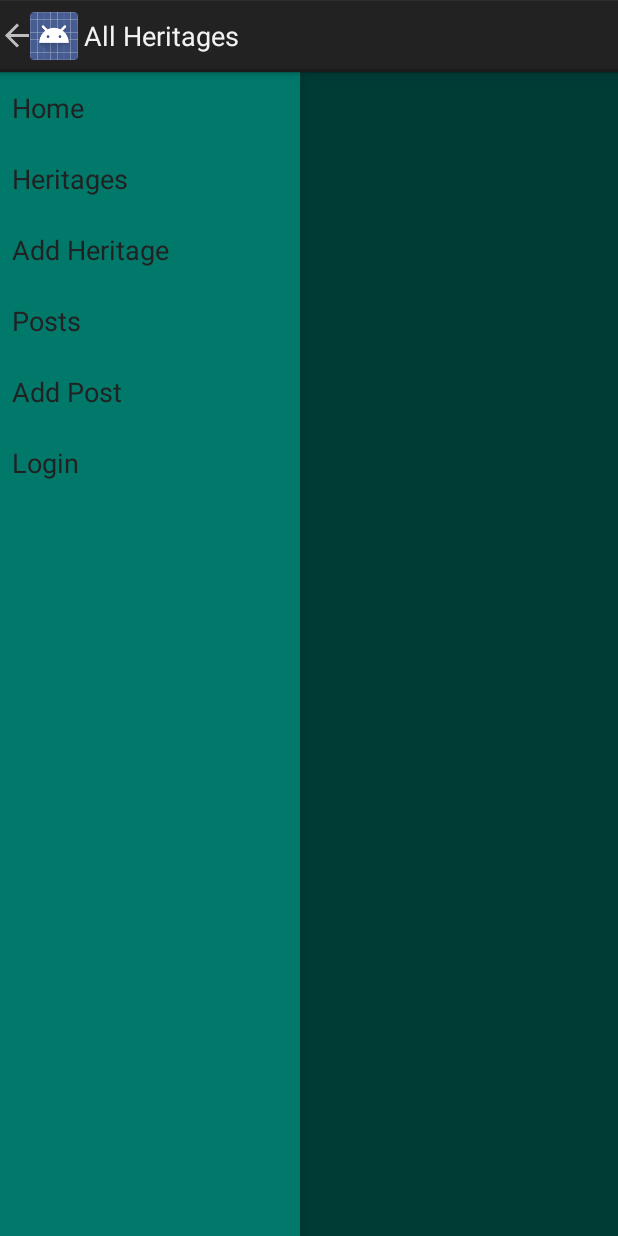
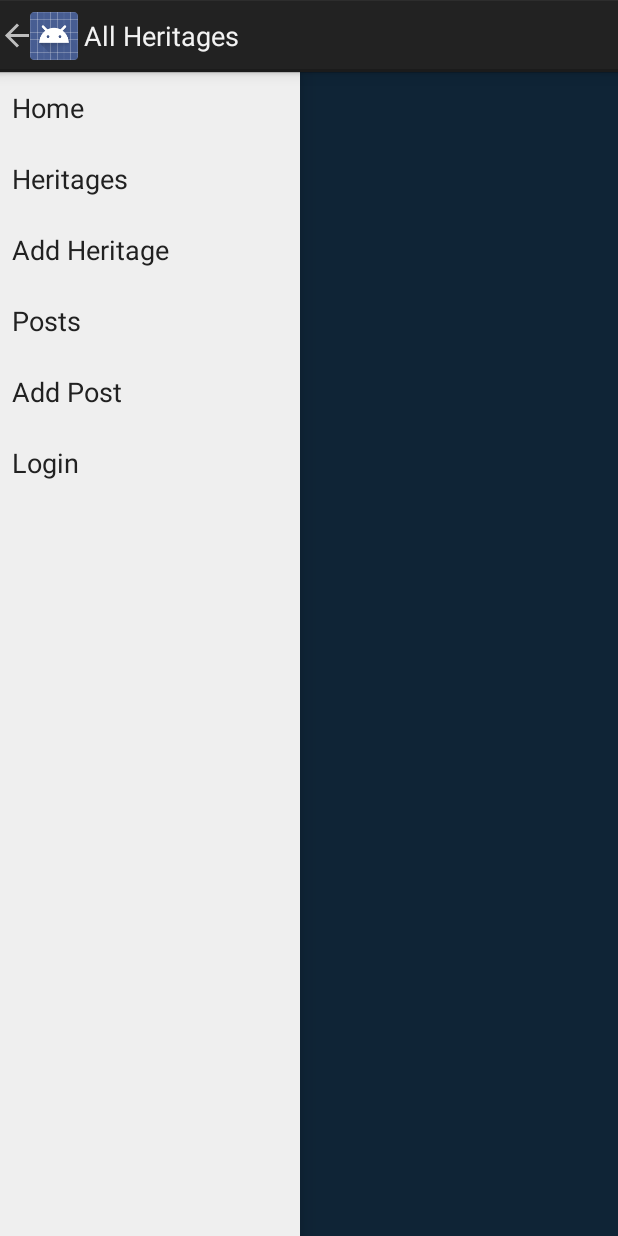
Before and after one commit to bounswe/bounswe2015group8, an Android app: the screen it shows after launch (MainActivity), with the side drawer open, on a phone screen of 412 x 824 dp. Run offline under Robolectric (Android 15) with nearby library versions, the phone set to English and light mode, and no system bars; libraries missing offline, so code that uses them is left out: org.springframework.http, org.springframework.web; 1 statement that could not run was skipped.

Commit message:
Minor design changes to posts and heritages. Changed app colors to the one currently used by the web.

```diff
--- a/android/app/src/main/java/com/cmpe/bounswe2015group8/westory/front/PostsFragment.java
+++ b/android/app/src/main/java/com/cmpe/bounswe2015group8/westory/front/PostsFragment.java
@@ -66,7 +66,7 @@ public class PostsFragment extends NamedFragment {
             TextView tvSeeHeritages = (TextView) v.findViewById(R.id.tvPostSmallSeeHeritages);
             final Post p = getItem(position);
             tvTitle.setText(p.getTitle());
-            tvOwner.setText(""+p.getOwnerId());
+            tvOwner.setText(getResources().getString(R.string.generic_by)+" "+p.getOwnerId());
             tvCreationDate.setText(p.getPostDate());
             tvContent.setText(p.getContent());
             tvSeeHeritages.setOnClickListener(new View.OnClickListener() {
--- a/android/app/src/main/res/layout/activity_main.xml
+++ b/android/app/src/main/res/layout/activity_main.xml
@@ -20,7 +20,7 @@
         android:layout_width="200dp"
         android:layout_height="match_parent"
         android:layout_gravity="start"
-        android:background="@color/primary_dark"
+        android:background="@color/accent"
         android:choiceMode="singleChoice"
         android:divider="@android:color/transparent"
         android:dividerHeight="0dp" />
--- a/android/app/src/main/res/layout/fragment_heritages.xml
+++ b/android/app/src/main/res/layout/fragment_heritages.xml
@@ -7,5 +7,6 @@
         android:id="@+id/lvHeritages"
         android:layout_width="match_parent"
         android:layout_height="wrap_content"
-        android:layout_gravity="center_horizontal" />
+        android:layout_gravity="center_horizontal"
+        android:dividerHeight="5dp"/>
 </LinearLayout>
--- a/android/app/src/main/res/layout/fragment_login.xml
+++ b/android/app/src/main/res/layout/fragment_login.xml
@@ -46,7 +46,7 @@
                 android:layout_width="fill_parent"
                 android:layout_height="wrap_content"
                 android:layout_marginTop="20dp"
-                android:background="@color/accent_dark"
+                android:background="@color/accent"
                 android:text="@string/btn_login"
                 android:textColor="@color/primary_text"/>
 
--- a/android/app/src/main/res/values/colors.xml
+++ b/android/app/src/main/res/values/colors.xml
@@ -1,10 +1,10 @@
 <?xml version="1.0" encoding="utf-8"?>
 <resources>
-    <color name="primary">#009688</color>
+    <color name="primary">#265A88</color>
     <color name="primary_dark">#00796B</color>
-    <color name="primary_light">#B2DFDB</color>
+    <color name="primary_light">#C5CAE9</color>
     <color name="accent_dark">#E64A19</color>
-    <color name="accent">#FF5722</color>
+    <color name="accent">#EFEFEF</color>
     <color name="accent_light">#FF7766</color>
     <color name="orange">#F57C00</color>
     <color name="primary_text">#212121</color>
--- a/android/app/src/main/res/values/strings.xml
+++ b/android/app/src/main/res/values/strings.xml
@@ -35,6 +35,7 @@
     <string name="generic_owner">Creator:</string>
     <string name="generic_title">Title:</string>
     <string name="generic_content">Content:</string>
+    <string name="generic_by">by </string>
     <string name="post_post_date">Post Date:</string>
     <string name="post_last_edit_date">Last Edit Date:</string>
     <string name="post_view_title_default">Viewing Post</string>
```
Also changed, not shown: android/app/src/main/res/layout/heritage_small.xml (+9 -6 lines), android/app/src/main/res/layout/post_small.xml (+11 -7 lines).
